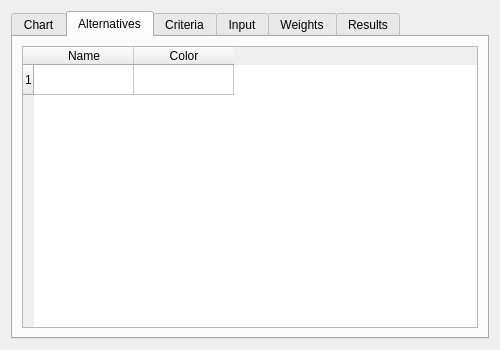
This is src/gui/mca_result_view.ui in Ecotrust/delphos as Qt 5 draws it before an edit. The edited form follows.
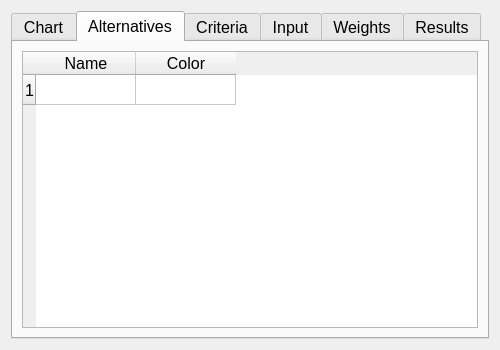
This is the edited form. The open tabs and pages were chosen to show the change. Custom widgets are drawn as their Qt base class.

Commit message: mac layout and font fixes

Patch:
```diff
--- a/src/gui/mca_result_view.ui
+++ b/src/gui/mca_result_view.ui
@@ -30,6 +30,11 @@
   <layout class="QHBoxLayout" >
    <item>
     <widget class="QTabWidget" name="summary_tab" >
+     <property name="font" >
+      <font>
+       <pointsize>12</pointsize>
+      </font>
+     </property>
      <property name="currentIndex" >
       <number>0</number>
      </property>
@@ -120,6 +125,11 @@
            <height>60</height>
           </size>
          </property>
+         <property name="font" >
+          <font>
+           <pointsize>12</pointsize>
+          </font>
+         </property>
          <property name="mouseTracking" >
           <bool>false</bool>
          </property>
```
Left out of the diff: 3 changed lines with no effect on the pictures. The commit also changes 14 other files.
